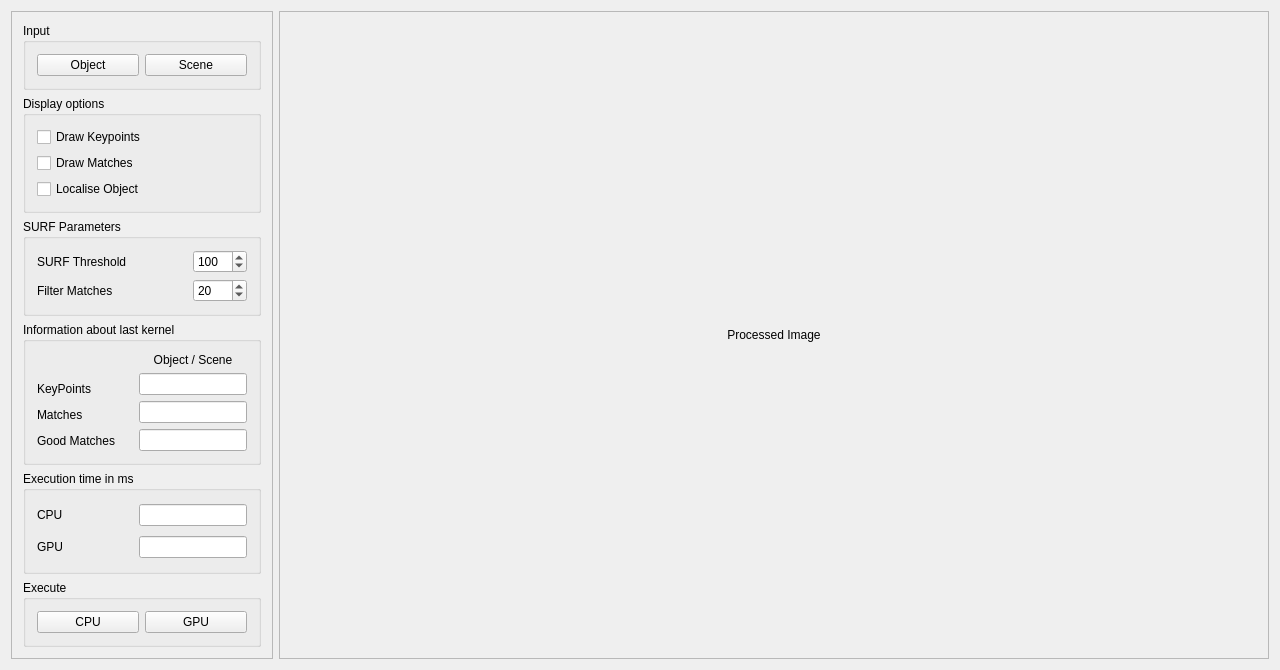
Qt form object-detect/mainwindow.ui (ZuDame/object-detect) before a commit.
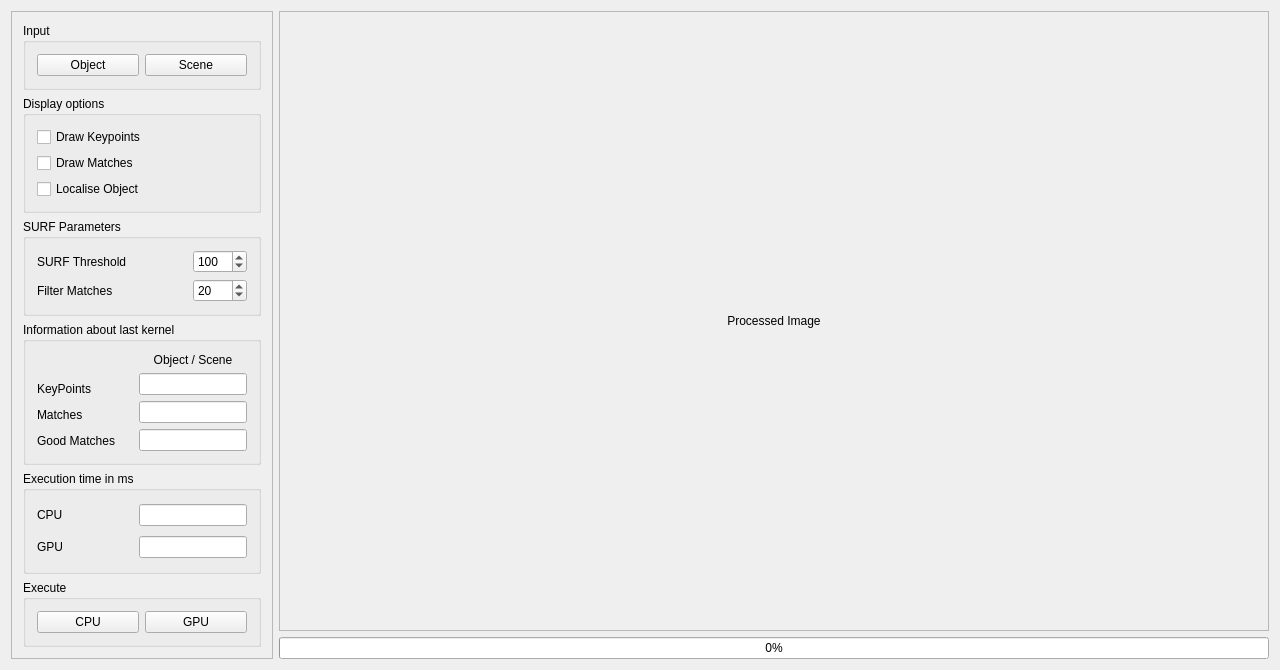
The same form after that commit.

What changed in the file:
```diff
--- a/object-detect/mainwindow.ui
+++ b/object-detect/mainwindow.ui
@@ -7,7 +7,7 @@
     <x>0</x>
     <y>0</y>
     <width>1280</width>
-    <height>630</height>
+    <height>598</height>
    </rect>
   </property>
   <property name="sizePolicy">
@@ -20,8 +20,8 @@
    <string>Object Detect</string>
   </property>
   <widget class="QWidget" name="centralWidget">
-   <layout class="QGridLayout" name="gridLayout_8">
-    <item row="0" column="1">
+   <layout class="QGridLayout" name="gridLayout_4">
+    <item row="0" column="0" rowspan="2">
      <widget class="QFrame" name="frame">
       <property name="frameShape">
        <enum>QFrame::StyledPanel</enum>
@@ -311,7 +311,7 @@
       <zorder>verticalSpacer</zorder>
      </widget>
     </item>
-    <item row="0" column="2">
+    <item row="0" column="1">
      <widget class="QLabel" name="labelOutputImage">
       <property name="sizePolicy">
        <sizepolicy hsizetype="Expanding" vsizetype="Expanding">
@@ -339,6 +339,13 @@
       </property>
      </widget>
     </item>
+    <item row="1" column="1">
+     <widget class="QProgressBar" name="progressBar">
+      <property name="value">
+       <number>0</number>
+      </property>
+     </widget>
+    </item>
    </layout>
   </widget>
  </widget>
```
